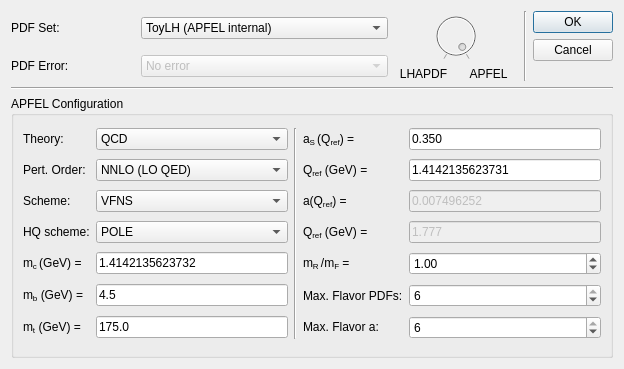
Qt form apfelgui2/forms/pdfdialog.ui (scarrazza/apfel) before a commit.
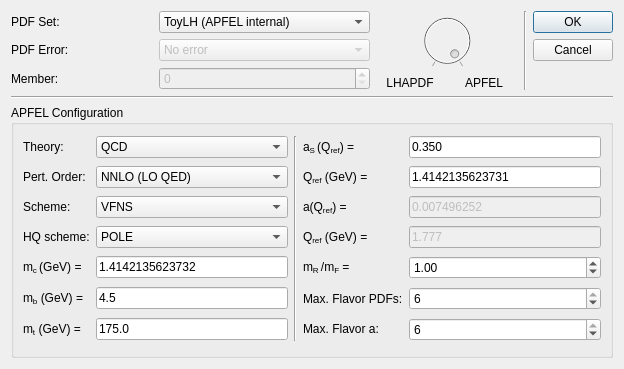
The same form after that commit. Icons and pictures are not drawn.

Patch:
```diff
--- a/apfelgui2/forms/pdfdialog.ui
+++ b/apfelgui2/forms/pdfdialog.ui
@@ -21,153 +21,7 @@
    <string notr="true"/>
   </property>
   <layout class="QGridLayout" name="gridLayout_2">
-   <item row="1" column="0">
-    <widget class="QLabel" name="label_4">
-     <property name="text">
-      <string>PDF Error:</string>
-     </property>
-    </widget>
-   </item>
-   <item row="0" column="5" rowspan="2">
-    <widget class="QDialogButtonBox" name="buttonBox">
-     <property name="orientation">
-      <enum>Qt::Vertical</enum>
-     </property>
-     <property name="standardButtons">
-      <set>QDialogButtonBox::Cancel|QDialogButtonBox::Ok</set>
-     </property>
-    </widget>
-   </item>
-   <item row="0" column="0">
-    <widget class="QLabel" name="label">
-     <property name="text">
-      <string>PDF Set:</string>
-     </property>
-    </widget>
-   </item>
-   <item row="0" column="1" colspan="2">
-    <widget class="QComboBox" name="comboPDFset">
-     <item>
-      <property name="text">
-       <string>ToyLH (APFEL internal)</string>
-      </property>
-     </item>
-    </widget>
-   </item>
-   <item row="0" column="4" rowspan="2">
-    <widget class="Line" name="line_2">
-     <property name="orientation">
-      <enum>Qt::Vertical</enum>
-     </property>
-    </widget>
-   </item>
-   <item row="1" column="1" colspan="2">
-    <widget class="QComboBox" name="comboPDFerror">
-     <property name="enabled">
-      <bool>false</bool>
-     </property>
-     <item>
-      <property name="text">
-       <string>No error</string>
-      </property>
-     </item>
-     <item>
-      <property name="text">
-       <string>Monte Carlo - Standard Deviation</string>
-      </property>
-     </item>
-     <item>
-      <property name="text">
-       <string>Hessian - Eigenstate 68% c.l.</string>
-      </property>
-     </item>
-     <item>
-      <property name="text">
-       <string>Hessian - Eigenstate 90% c.l.</string>
-      </property>
-     </item>
-     <item>
-      <property name="text">
-       <string>Hessian - Symmetric Eigenstate</string>
-      </property>
-     </item>
-    </widget>
-   </item>
-   <item row="0" column="3" rowspan="2">
-    <layout class="QGridLayout" name="gridLayout">
-     <item row="1" column="1">
-      <widget class="QLabel" name="label_2">
-       <property name="text">
-        <string>LHAPDF</string>
-       </property>
-       <property name="alignment">
-        <set>Qt::AlignCenter</set>
-       </property>
-      </widget>
-     </item>
-     <item row="0" column="1" colspan="2">
-      <widget class="QDial" name="dialDLAGP">
-       <property name="enabled">
-        <bool>false</bool>
-       </property>
-       <property name="minimum">
-        <number>0</number>
-       </property>
-       <property name="maximum">
-        <number>1</number>
-       </property>
-       <property name="singleStep">
-        <number>1</number>
-       </property>
-       <property name="pageStep">
-        <number>0</number>
-       </property>
-       <property name="value">
-        <number>1</number>
-       </property>
-       <property name="sliderPosition">
-        <number>1</number>
-       </property>
-       <property name="tracking">
-        <bool>true</bool>
-       </property>
-       <property name="orientation">
-        <enum>Qt::Horizontal</enum>
-       </property>
-       <property name="invertedAppearance">
-        <bool>false</bool>
-       </property>
-       <property name="invertedControls">
-        <bool>false</bool>
-       </property>
-       <property name="wrapping">
-        <bool>false</bool>
-       </property>
-       <property name="notchesVisible">
-        <bool>true</bool>
-       </property>
-      </widget>
-     </item>
-     <item row="1" column="2">
-      <widget class="QLabel" name="label_3">
-       <property name="text">
-        <string>APFEL</string>
-       </property>
-       <property name="alignment">
-        <set>Qt::AlignCenter</set>
-       </property>
-      </widget>
-     </item>
-    </layout>
-   </item>
-   <item row="2" column="0" colspan="6">
-    <widget class="Line" name="line">
-     <property name="orientation">
-      <enum>Qt::Horizontal</enum>
-     </property>
-    </widget>
-   </item>
-   <item row="3" column="0" colspan="6">
+   <item row="5" column="0" colspan="5">
     <widget class="QGroupBox" name="groupBox">
      <property name="enabled">
       <bool>true</bool>
@@ -528,6 +382,169 @@
      <zorder>label_22</zorder>
     </widget>
    </item>
+   <item row="0" column="3" rowspan="3">
+    <widget class="Line" name="line_2">
+     <property name="orientation">
+      <enum>Qt::Vertical</enum>
+     </property>
+    </widget>
+   </item>
+   <item row="0" column="4" rowspan="3">
+    <widget class="QDialogButtonBox" name="buttonBox">
+     <property name="orientation">
+      <enum>Qt::Vertical</enum>
+     </property>
+     <property name="standardButtons">
+      <set>QDialogButtonBox::Cancel|QDialogButtonBox::Ok</set>
+     </property>
+    </widget>
+   </item>
+   <item row="0" column="1">
+    <widget class="QComboBox" name="comboPDFset">
+     <item>
+      <property name="text">
+       <string>ToyLH (APFEL internal)</string>
+      </property>
+     </item>
+    </widget>
+   </item>
+   <item row="4" column="0" colspan="5">
+    <widget class="Line" name="line">
+     <property name="orientation">
+      <enum>Qt::Horizontal</enum>
+     </property>
+    </widget>
+   </item>
+   <item row="0" column="2" rowspan="3">
+    <layout class="QGridLayout" name="gridLayout">
+     <item row="1" column="1">
+      <widget class="QLabel" name="label_2">
+       <property name="text">
+        <string>LHAPDF</string>
+       </property>
+       <property name="alignment">
+        <set>Qt::AlignCenter</set>
+       </property>
+      </widget>
+     </item>
+     <item row="0" column="1" colspan="2">
+      <widget class="QDial" name="dialDLAGP">
+       <property name="enabled">
+        <bool>false</bool>
+       </property>
+       <property name="minimum">
+        <number>0</number>
+       </property>
+       <property name="maximum">
+        <number>1</number>
+       </property>
+       <property name="singleStep">
+        <number>1</number>
+       </property>
+       <property name="pageStep">
+        <number>0</number>
+       </property>
+       <property name="value">
+        <number>1</number>
+       </property>
+       <property name="sliderPosition">
+        <number>1</number>
+       </property>
+       <property name="tracking">
+        <bool>true</bool>
+       </property>
+       <property name="orientation">
+        <enum>Qt::Horizontal</enum>
+       </property>
+       <property name="invertedAppearance">
+        <bool>false</bool>
+       </property>
+       <property name="invertedControls">
+        <bool>false</bool>
+       </property>
+       <property name="wrapping">
+        <bool>false</bool>
+       </property>
+       <property name="notchesVisible">
+        <bool>true</bool>
+       </property>
+      </widget>
+     </item>
+     <item row="1" column="2">
+      <widget class="QLabel" name="label_3">
+       <property name="text">
+        <string>APFEL</string>
+       </property>
+       <property name="alignment">
+        <set>Qt::AlignCenter</set>
+       </property>
+      </widget>
+     </item>
+    </layout>
+   </item>
+   <item row="0" column="0">
+    <widget class="QLabel" name="label">
+     <property name="text">
+      <string>PDF Set:</string>
+     </property>
+    </widget>
+   </item>
+   <item row="1" column="1">
+    <widget class="QComboBox" name="comboPDFerror">
+     <property name="enabled">
+      <bool>false</bool>
+     </property>
+     <item>
+      <property name="text">
+       <string>No error</string>
+      </property>
+     </item>
+     <item>
+      <property name="text">
+       <string>Monte Carlo - Standard Deviation</string>
+      </property>
+     </item>
+     <item>
+      <property name="text">
+       <string>Hessian - Eigenstate 68% c.l.</string>
+      </property>
+     </item>
+     <item>
+      <property name="text">
+       <string>Hessian - Eigenstate 90% c.l.</string>
+      </property>
+     </item>
+     <item>
+      <property name="text">
+       <string>Hessian - Symmetric Eigenstate</string>
+      </property>
+     </item>
+    </widget>
+   </item>
+   <item row="2" column="1">
+    <widget class="QSpinBox" name="member">
+     <property name="enabled">
+      <bool>false</bool>
+     </property>
+     <property name="maximum">
+      <number>10000</number>
+     </property>
+    </widget>
+   </item>
+   <item row="1" column="0">
+    <widget class="QLabel" name="label_4">
+     <property name="text">
+      <string>PDF Error:</string>
+     </property>
+    </widget>
+   </item>
+   <item row="2" column="0">
+    <widget class="QLabel" name="label_9">
+     <property name="text">
+      <string>Member:</string>
+     </property>
+    </widget>
+   </item>
   </layout>
  </widget>
  <resources>
```
